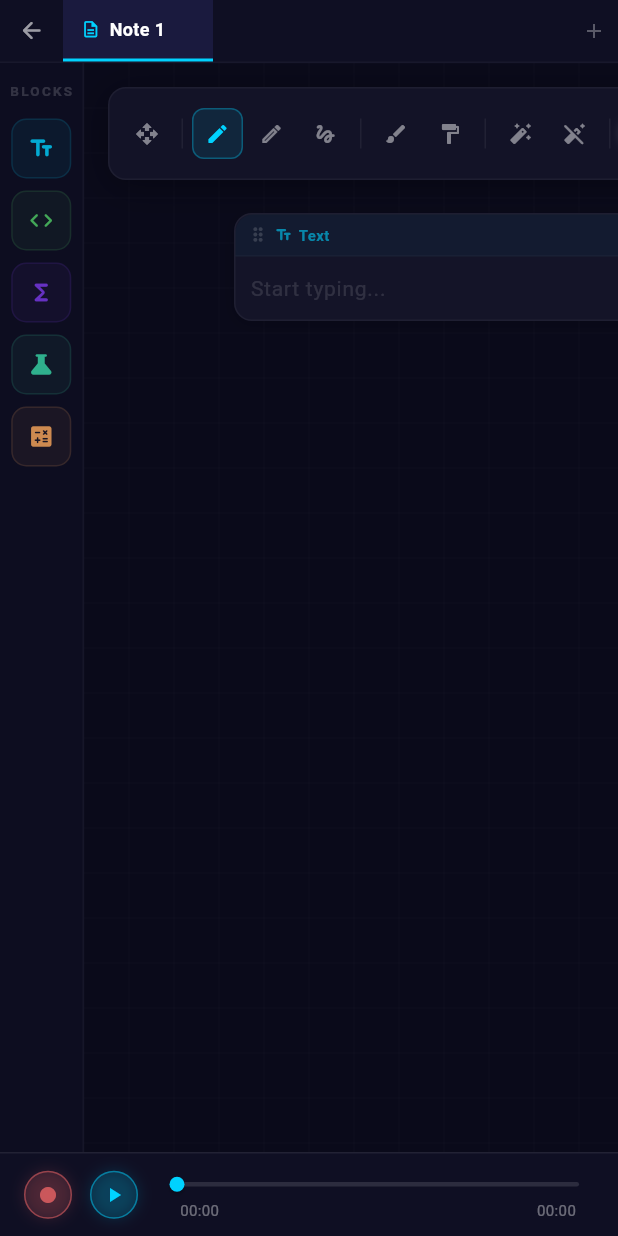
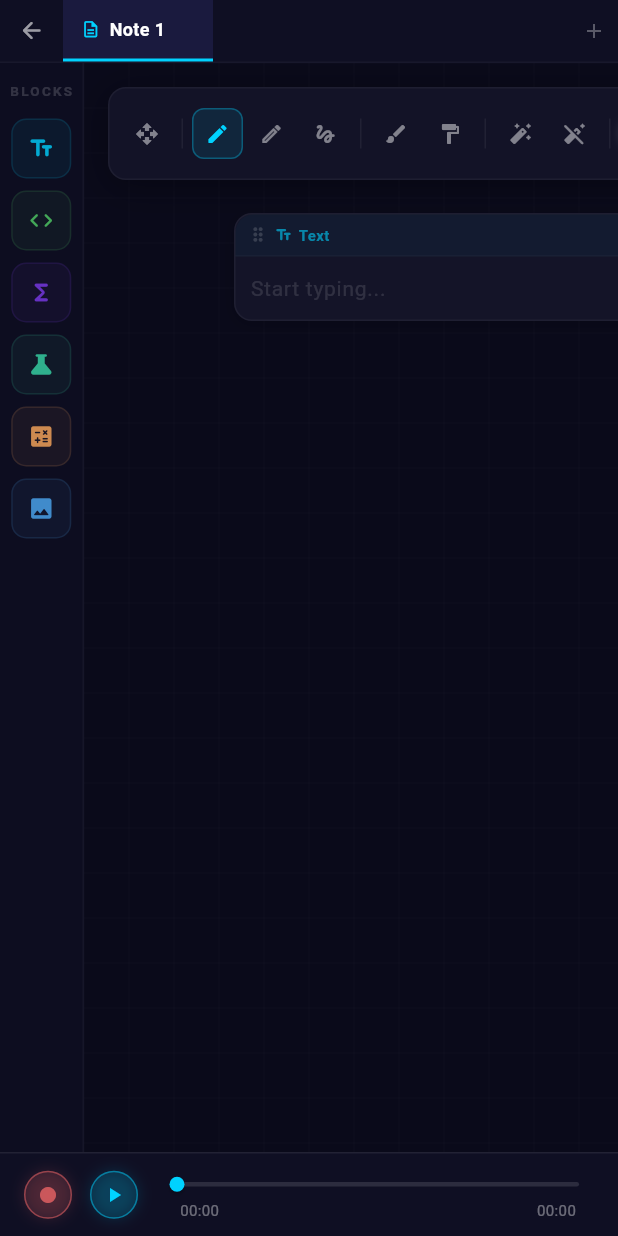
Before and after one commit to EmperorNumerius/NumeiusNotes, a Flutter app: the screen it shows after launch, after a tap on the "add" icon, on a phone screen of 412 x 824 dp. Run offline on Flutter 3.47's test engine with Material 3 defaults, Android fonts, the phone set to English and light mode, and no system bars; our stand-ins replace audioplayers, file_picker, flutter_highlight, speech_to_text; missing offline and left inert: flutter_math_fork, pdfrx, record; Roboto replaces fonts that are missing (Segoe UI).

Commit message:
Add image content block type and canvas UI support

```diff
--- a/lib/widgets/canvas_page.dart
+++ b/lib/widgets/canvas_page.dart
@@ -11,6 +11,8 @@ import 'package:notes_app/widgets/code_block.dart';
 import 'package:notes_app/widgets/latex_block.dart';
 import 'package:notes_app/widgets/chemistry_block.dart';
 import 'package:notes_app/widgets/calculator_block.dart';
+import 'package:notes_app/widgets/image_block.dart';
+import 'package:notes_app/services/image_service.dart';
 import 'package:uuid/uuid.dart';
 
 /// The main canvas — free-form drawing + draggable content blocks.
@@ -132,6 +134,12 @@ class _CanvasPageState extends State<CanvasPage> {
             color: const Color(0xFFFFAA5C),
             onTap: () => _addBlockAtCenter(doc, docMgr, ContentBlockType.calculator, width: 320),
           ),
+          _paletteItem(
+            icon: Icons.image_rounded,
+            label: 'Image',
+            color: const Color(0xFF4DABF7),
+            onTap: () => _addImageBlock(doc, docMgr),
+          ),
           const Spacer(),
         ],
       ),
@@ -184,7 +192,7 @@ class _CanvasPageState extends State<CanvasPage> {
   void _addBlockAtCenter(dynamic doc, DocumentManager docMgr, ContentBlockType type, {double? width}) {
     // Stack blocks vertically, offset from each other
     final existingCount = doc.blocks.length as int;
-    final defaultWidth = width ?? (type == ContentBlockType.code ? 500 : 360);
+    final defaultWidth = width ?? (type == ContentBlockType.code ? 500 : type == ContentBlockType.image ? 420 : 360);
     final block = ContentBlock(
       id: _uuid.v4(),
       type: type,
@@ -193,6 +201,30 @@ class _CanvasPageState extends State<CanvasPage> {
       blockWidth: defaultWidth,
     );
     doc.blocks.add(block);
+    docMgr.saveActiveDocument();
+    setState(() {});
+  }
+
+  Future<void> _addImageBlock(dynamic doc, DocumentManager docMgr) async {
+    final imagePath = await ImageService.importImage();
+    if (imagePath == null) return;
+
+    final existingCount = doc.blocks.length as int;
+    final block = ContentBlock(
+      id: _uuid.v4(),
+      type: ContentBlockType.image,
+      content: '',
+      x: 80.0 + (existingCount % 3) * 30.0,
+      y: 80.0 + existingCount * 60.0,
+      blockWidth: 420,
+      metadata: {
+        'imagePath': imagePath,
+        'imageHeight': 240.0,
+      },
+    );
+
+    doc.blocks.add(block);
+    doc.touch();
     docMgr.saveActiveDocument();
     setState(() {});
   }
@@ -330,32 +362,20 @@ class _CanvasPageState extends State<CanvasPage> {
   }
 
   Widget _buildBlockHeader(ContentBlock block, dynamic doc, DocumentManager docMgr) {
-    Color typeColor;
-    IconData typeIcon;
-    String typeLabel;
-
-    switch (block.type) {
-      case ContentBlockType.text:
-        typeColor = const Color(0xFF00D2FF);
-        typeIcon = Icons.text_fields_rounded;
-        typeLabel = 'Text';
-      case ContentBlockType.code:
-        typeColor = const Color(0xFF51CF66);
-        typeIcon = Icons.code_rounded;
-        typeLabel = 'Code';
-      case ContentBlockType.latex:
-        typeColor = const Color(0xFF7C3AED);
-        typeIcon = Icons.functions_rounded;
-        typeLabel = 'LaTeX';
-      case ContentBlockType.chemistry:
-        typeColor = const Color(0xFF38D9A9);
-        typeIcon = Icons.science_rounded;
-        typeLabel = 'Chemistry';
-      case ContentBlockType.calculator:
-        typeColor = const Color(0xFFFFAA5C);
-        typeIcon = Icons.calculate_rounded;
-        typeLabel = 'Calculator';
-    }
+    final (typeColor, typeIcon, typeLabel) = switch (block.type) {
+      ContentBlockType.text =>
+        (const Color(0xFF00D2FF), Icons.text_fields_rounded, 'Text'),
+      ContentBlockType.code =>
+        (const Color(0xFF51CF66), Icons.code_rounded, 'Code'),
+      ContentBlockType.latex =>
+        (const Color(0xFF7C3AED), Icons.functions_rounded, 'LaTeX'),
+      ContentBlockType.chemistry =>
+        (const Color(0xFF38D9A9), Icons.science_rounded, 'Chemistry'),
+      ContentBlockType.calculator =>
+        (const Color(0xFFFFAA5C), Icons.calculate_rounded, 'Calculator'),
+      ContentBlockType.image =>
+        (const Color(0xFF4DABF7), Icons.image_rounded, 'Image'),
+    };
 
     return Container(
       height: 28,
@@ -453,6 +473,14 @@ class _CanvasPageState extends State<CanvasPage> {
         );
       case ContentBlockType.calculator:
         return CalculatorBlockWidget(
+          block: block,
+          onChanged: () {
+            doc.touch();
+            docMgr.saveActiveDocument();
+          },
+        );
+      case ContentBlockType.image:
+        return ImageBlockWidget(
           block: block,
           onChanged: () {
             doc.touch();
```
Also changed, not shown: lib/models/content_block.dart (+9 -3 lines), lib/services/image_service.dart (added, +37 -0 lines), lib/widgets/image_block.dart (added, +190 -0 lines).
